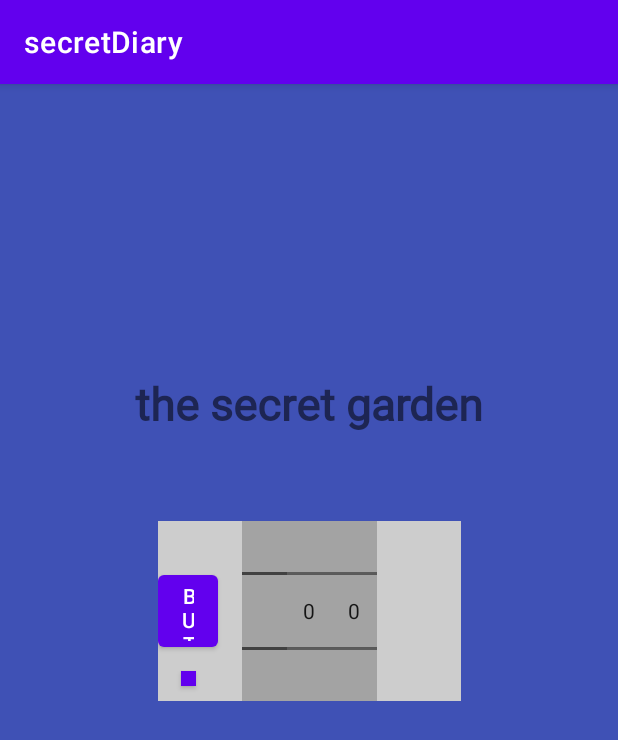
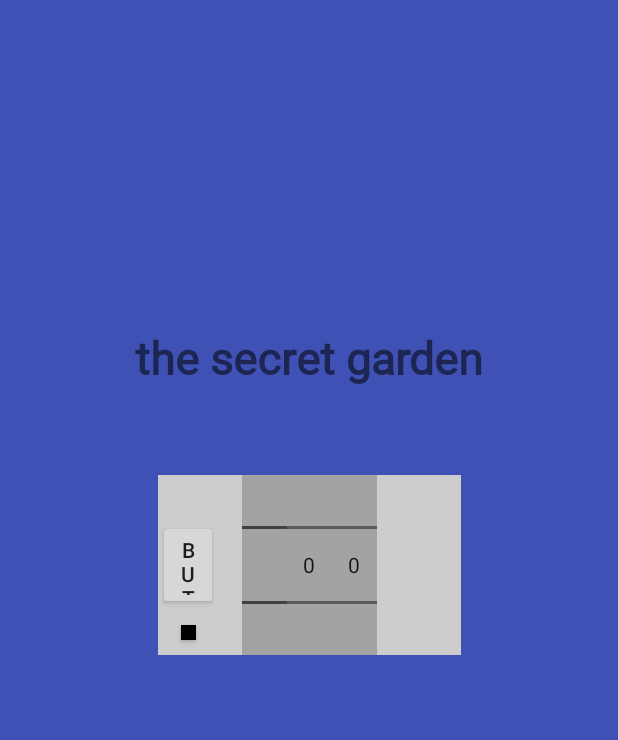
Before and after one commit to leewoongi/fastcampus_secretdiary, an Android app: the screen it shows after launch (MainActivity), on a phone screen of 412 x 824 dp. Shown: the top 740 px of the screen. Run offline under Robolectric (Android 15) with nearby library versions, the phone set to English and light mode, and no system bars.

Commit message:
#2 - 테마 추가, NoActionBar

```diff
--- a/app/src/main/AndroidManifest.xml
+++ b/app/src/main/AndroidManifest.xml
@@ -9,7 +9,9 @@
         android:roundIcon="@mipmap/ic_launcher_round"
         android:supportsRtl="true"
         android:theme="@style/Theme.SecretDiary">
-        <activity android:name=".MainActivity">
+        <activity android:name=".MainActivity"
+            android:exported="true"
+            android:theme="@style/NoActionBar">
             <intent-filter>
                 <action android:name="android.intent.action.MAIN" />
 
--- a/app/src/main/res/layout/activity_main.xml
+++ b/app/src/main/res/layout/activity_main.xml
@@ -63,7 +63,7 @@
             app:layout_constraintStart_toEndOf="@+id/np_second_password"
             app:layout_constraintTop_toTopOf="@+id/np_first_password" />
 
-        <Button
+        <androidx.appcompat.widget.AppCompatButton
             android:id="@+id/btn_open"
             android:layout_width="40dp"
             android:layout_height="60dp"
@@ -74,7 +74,7 @@
             app:layout_constraintEnd_toStartOf="@+id/np_first_password"
             app:layout_constraintTop_toTopOf="@+id/np_first_password" />
 
-        <Button
+        <androidx.appcompat.widget.AppCompatButton
             android:id="@+id/btn_change_password"
             android:layout_width="10dp"
             android:layout_height="10dp"
--- a/app/src/main/res/values/themes.xml
+++ b/app/src/main/res/values/themes.xml
@@ -13,4 +13,8 @@
         <item name="android:statusBarColor" tools:targetApi="l">?attr/colorPrimaryVariant</item>
         <!-- Customize your theme here. -->
     </style>
+
+    <style name="NoActionBar" parent="Theme.MaterialComponents.DayNight.NoActionBar">
+
+    </style>
 </resources>
```
